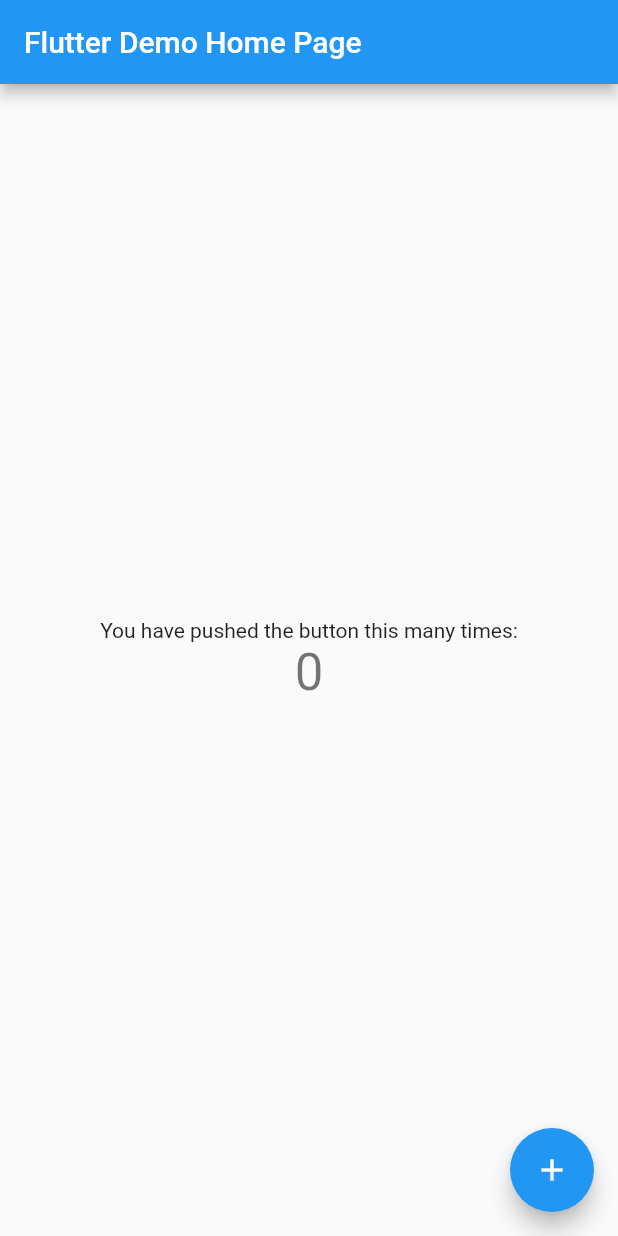
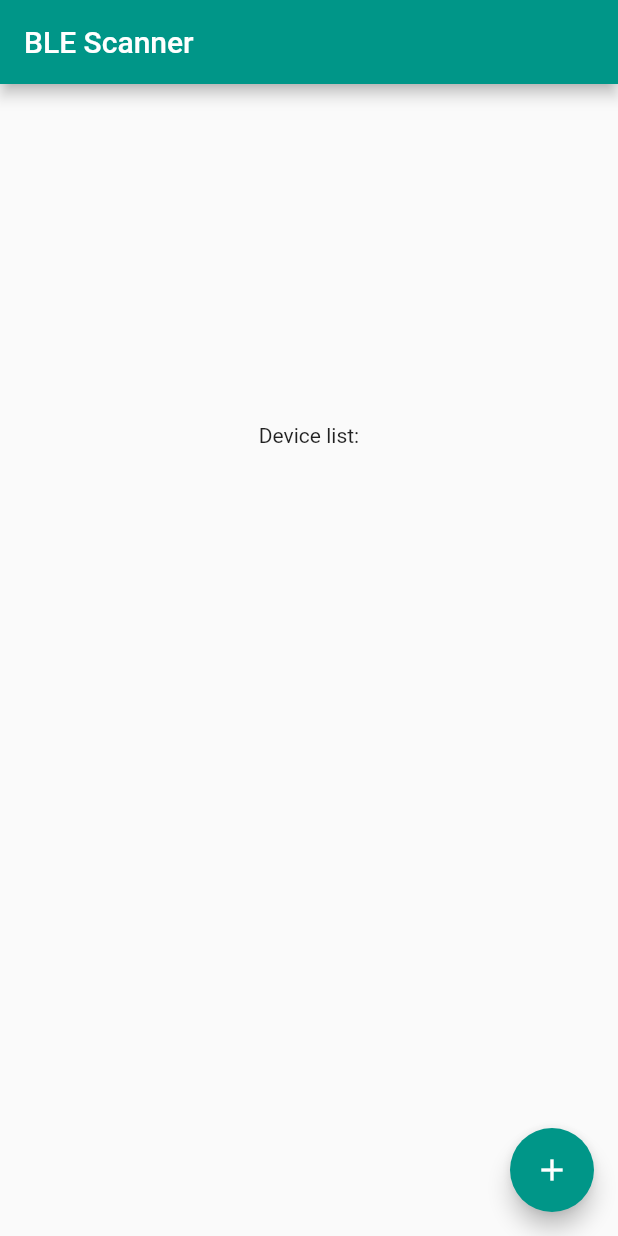
Before and after one commit to kaskaush/ble-scanner-flutter, a Flutter app: the screen it shows after launch, on a phone screen of 412 x 824 dp. Run offline on Flutter 3.47's test engine with Material 2 defaults, Android fonts, the phone set to English and light mode, and no system bars; our stand-ins replace flutter_blue, location.

Commit message:
updated base code

```diff
--- a/lib/main.dart
+++ b/lib/main.dart
@@ -1,4 +1,6 @@
 import 'package:flutter/material.dart';
+import 'package:flutter_blue/flutter_blue.dart';
+import 'package:location/location.dart';
 
 void main() => runApp(MyApp());
 
@@ -7,20 +9,11 @@ class MyApp extends StatelessWidget {
   @override
   Widget build(BuildContext context) {
     return MaterialApp(
-      title: 'Flutter Demo',
+      title: 'BLE Scanner',
       theme: ThemeData(
-        // This is the theme of your application.
-        //
-        // Try running your application with "flutter run". You'll see the
-        // application has a blue toolbar. Then, without quitting the app, try
-        // changing the primarySwatch below to Colors.green and then invoke
-        // "hot reload" (press "r" in the console where you ran "flutter run",
-        // or simply save your changes to "hot reload" in a Flutter IDE).
-        // Notice that the counter didn't reset back to zero; the application
-        // is not restarted.
-        primarySwatch: Colors.blue,
+        primarySwatch: Colors.teal,
       ),
-      home: MyHomePage(title: 'Flutter Demo Home Page'),
+      home: MyHomePage(title: 'BLE Scanner'),
     );
   }
 }
@@ -44,68 +37,144 @@ class MyHomePage extends StatefulWidget {
 }
 
 class _MyHomePageState extends State<MyHomePage> {
-  int _counter = 0;
+  List<ScanResult> results = [];
 
-  void _incrementCounter() {
-    setState(() {
-      // This call to setState tells the Flutter framework that something has
-      // changed in this State, which causes it to rerun the build method below
-      // so that the display can reflect the updated values. If we changed
-      // _counter without calling setState(), then the build method would not be
-      // called again, and so nothing would appear to happen.
-      _counter++;
+  BluetoothDevice device;
+  BluetoothState state;
+  BluetoothDeviceState deviceState;
+  Future<bool> locationServiceEnabled;
+  PermissionStatus permissionGranted;
+  LocationData locationData;
+
+  void _showDialog(String message) {
+    // flutter defined function
+    showDialog(
+      context: context,
+      builder: (BuildContext context) {
+        // return object of type Dialog
+        return AlertDialog(
+          title: new Text("Bluetooth"),
+          content: new Text(message),
+          actions: <Widget>[
+            new FlatButton(
+              child: new Text("Close"),
+              onPressed: () {
+                Navigator.of(context).pop();
+              },
+            ),
+          ],
+        );
+      },
+    );
+  }
+
+  Widget getBLEList(results) {
+    return Container(
+      height: 300.0, // Change as per your requirement
+      width: 300.0, // Change as per your requirement
+      child: new ListView.builder(
+        shrinkWrap: true,
+        itemCount: results.length,
+        itemBuilder: (BuildContext context, int index) {
+          return new Text(
+              '${results[index].device.id}.. rssi: ${results[index].rssi}');
+        },
+      ),
+    );
+  }
+
+  void _showListDialog(results) {
+    // flutter defined function
+    if (results.length > 0) {
+      showDialog(
+        context: context,
+        builder: (BuildContext context) {
+          // return object of type Dialog
+          return AlertDialog(
+            title: new Text("BLE device list"),
+            content: getBLEList(results),
+            actions: <Widget>[
+              new FlatButton(
+                child: new Text("Close"),
+                onPressed: () {
+                  Navigator.of(context).pop();
+                },
+              ),
+            ],
+          );
+        },
+      );
+    }
+  }
+
+  void initState() {
+    super.initState();
+    Location location = new Location();
+    locationServiceEnabled = location.serviceEnabled();
+
+    if (locationServiceEnabled == null) {
+      _showDialog('Please switch on your GPS');
+    }
+
+    List<ScanResult> resultsList = [];
+    FlutterBlue flutterBlue = FlutterBlue.instance;
+    flutterBlue.startScan(timeout: Duration(seconds: 4));
+
+    flutterBlue.state.listen((state) {
+      if (state == BluetoothState.off) {
+        _showDialog('Please switch on your bluetooth.');
+      } else if (state == BluetoothState.on) {
+        flutterBlue.scanResults.listen((results) {
+          for (ScanResult r in results) {
+            resultsList.add(r);
+          }
+        });
+        setState(() {
+          results = resultsList;
+        });
+
+        //_showListDialog(resultsList);
+      }
     });
+
+    flutterBlue.stopScan();
   }
+
+  void scanForDevices() async {}
 
   @override
   Widget build(BuildContext context) {
-    // This method is rerun every time setState is called, for instance as done
-    // by the _incrementCounter method above.
-    //
-    // The Flutter framework has been optimized to make rerunning build methods
-    // fast, so that you can just rebuild anything that needs updating rather
-    // than having to individually change instances of widgets.
     return Scaffold(
       appBar: AppBar(
-        // Here we take the value from the MyHomePage object that was created by
-        // the App.build method, and use it to set our appbar title.
         title: Text(widget.title),
       ),
       body: Center(
-        // Center is a layout widget. It takes a single child and positions it
-        // in the middle of the parent.
         child: Column(
-          // Column is also a layout widget. It takes a list of children and
-          // arranges them vertically. By default, it sizes itself to fit its
-          // children horizontally, and tries to be as tall as its parent.
-          //
-          // Invoke "debug painting" (press "p" in the console, choose the
-          // "Toggle Debug Paint" action from the Flutter Inspector in Android
-          // Studio, or the "Toggle Debug Paint" command in Visual Studio Code)
-          // to see the wireframe for each widget.
-          //
-          // Column has various properties to control how it sizes itself and
-          // how it positions its children. Here we use mainAxisAlignment to
-          // center the children vertically; the main axis here is the vertical
-          // axis because Columns are vertical (the cross axis would be
-          // horizontal).
           mainAxisAlignment: MainAxisAlignment.center,
           children: <Widget>[
             Text(
-              'You have pushed the button this many times:',
+              'Device list:',
             ),
-            Text(
-              '$_counter',
-              style: Theme.of(context).textTheme.display1,
-            ),
+            Container(
+              height: 300.0, // Change as per your requirement
+              width: 300.0, // Change as per your requirement
+              child: new ListView.builder(
+                shrinkWrap: true,
+                itemCount: results.length,
+                itemBuilder: (BuildContext context, int index) {
+                  return new Text(
+                      '${results[index].device.id}.. rssi: ${results[index].rssi}');
+                },
+              ),
+            )
           ],
         ),
       ),
       floatingActionButton: FloatingActionButton(
-        onPressed: _incrementCounter,
+        onPressed: null,
         tooltip: 'Increment',
         child: Icon(Icons.add),
-      ), // This trailing comma makes auto-formatting nicer for build methods.
+      ),
     );
   }
 }
--- a/pubspec.yaml
+++ b/pubspec.yaml
@@ -19,6 +19,8 @@ environment:
 dependencies:
   flutter:
     sdk: flutter
+  flutter_blue: ^0.7.1+1
+  location: ^3.0.0
 
   # The following adds the Cupertino Icons font to your application.
   # Use with the CupertinoIcons class for iOS style icons.
```
Also changed, not shown: pubspec.lock, 1 other file.
